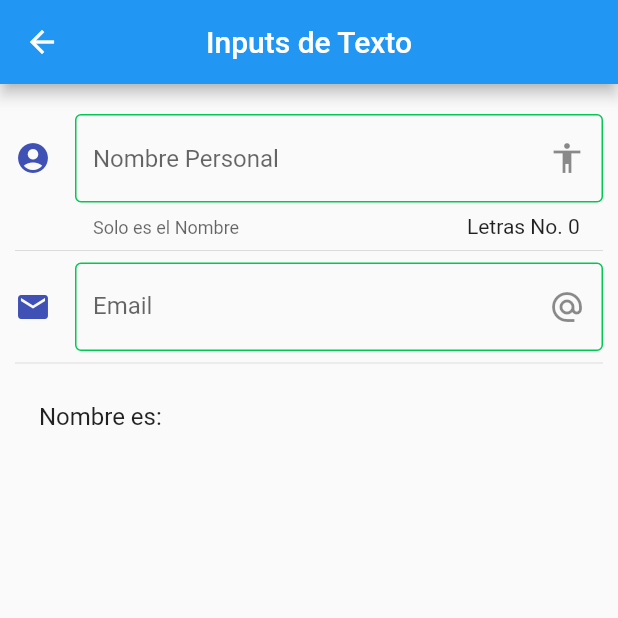
After one commit to OscarLarios7a/FlutterComponents, a Flutter app: the InputPage screen opened by its route, on a phone screen of 412 x 824 dp, the top half of it. The commit adds this screen. Run offline on Flutter 3.47's test engine with Material 2 defaults, Android fonts, the phone set to English and light mode, and no system bars.

Commit message:
Agregando los inputs al archivo de input_page.dart

```diff
--- a/data/menu_opts.json
+++ b/data/menu_opts.json
@@ -20,6 +20,11 @@
             "ruta" : "animatedContainer",
             "icon" : "donut_large",
             "texto": "Contenedor Animado"
+        },
+        {
+            "ruta" : "inputs",
+            "icon" : "input",
+            "texto": "Inputs"
         }
     ]
 }
--- /dev/null
+++ b/lib/src/pages/input_page.dart
@@ -0,0 +1,113 @@
+import 'package:flutter/material.dart';
+
+class InputPage extends StatefulWidget {
+  InputPage({Key? key}) : super(key: key);
+
+  @override
+  _InputPageState createState() => _InputPageState();
+}
+
+class _InputPageState extends State<InputPage> {
+  String _Nombre = '';
+  String _Email =''; //*Declaracion de una variable para manipular los datos que se mostraran mas adelante
+  @override
+  Widget build(BuildContext context) {
+    return Scaffold(
+      appBar: AppBar(
+        centerTitle: true,
+        title: Text('Inputs de Texto'),
+      ),
+      body: ListView(
+        padding: EdgeInsets.symmetric(horizontal: 10.0, vertical: 20.0),
+        children: <Widget>[
+          _crearInput(),
+          Divider(),
+          _crearEmail(),
+          Divider(),
+          _crearPersona(),
+        ],
+      ),
+    );
+  }
+
+  Widget _crearInput() {
+    return TextField(
+      textCapitalization: TextCapitalization.sentences,
+      style: TextStyle(
+        color: Colors.red.shade800,
+      ),
+      decoration: InputDecoration(
+        enabledBorder: OutlineInputBorder(
+          borderSide: BorderSide(
+            color: Colors.greenAccent.shade700,
+          ),
+        ),
+        border: OutlineInputBorder(
+          borderRadius: BorderRadius.circular(50.0),
+        ),
+        focusedBorder: OutlineInputBorder(
+          borderSide: BorderSide(
+            color: Colors.greenAccent.shade700,
+          ),
+        ),
+        counter: Text('Letras No. ${_Nombre.length} '),
+        hintText:
+            'Nombre Personal', //* este funciona como la propiedad Placeholder
+        //labelText: 'Nombre',
+        helperText: 'Solo es el Nombre',
+        suffixIcon: Icon(
+            Icons.accessibility), //* Icono dentro de la caja de texto (Input),
+        icon: Icon(Icons.account_circle, color: Colors.indigo),
+      ),
+      onChanged: (valor) {
+        setState(() {
+          _Nombre = valor;
+        });
+      },
+    );
+  }
+
+  Widget _crearPersona() {
+    return ListTile(
+      title: Text('Nombre es: $_Nombre'),
+
+    );
+  }
+
+  Widget _crearEmail() {
+    return TextField(
+      //textCapitalization: TextCapitalization.sentences,
+      keyboardType: TextInputType.emailAddress,
+      style: TextStyle(
+        color: Colors.red.shade800,
+      ),
+      decoration: InputDecoration(
+        enabledBorder: OutlineInputBorder(
+          borderSide: BorderSide(
+            color: Colors.greenAccent.shade700,
+          ),
+        ),
+        border: OutlineInputBorder(
+          borderRadius: BorderRadius.circular(50.0),
+        ),
+        focusedBorder: OutlineInputBorder(
+          borderSide: BorderSide(
+            color: Colors.greenAccent.shade700,
+          ),
+        ),
+        //counter: Text('Letras No. ${_Nombre.length} '),
+        hintText: 'Email', //* este funciona como la propiedad Placeholder
+        labelText: 'Email',
+        //helperText: 'Solo es el Nombre',
+        suffixIcon: Icon(Icons
+            .alternate_email), //* Icono dentro de la caja de texto (Input),
+        icon: Icon(Icons.email, color: Colors.indigo),
+      ),
+      onChanged: (valor) {
+        setState(() {
+          _Nombre = valor;
+        });
+      },
+    );
+  }
+}
--- a/lib/src/routes/routes.dart
+++ b/lib/src/routes/routes.dart
@@ -5,6 +5,7 @@ import 'package:componentes/src/pages/alert_page.dart';
 import 'package:componentes/src/pages/avatar_page.dart';
 import 'package:componentes/src/pages/card_page.dart';
 import 'package:componentes/src/pages/animated_container_page.dart';
+import 'package:componentes/src/pages/input_page.dart';
 
 //Creo un Mapa para el manejo de las Rutas
 
@@ -15,5 +16,6 @@ Map<String, WidgetBuilder> getAppRoutes() {
     'avatar': (BuildContext context) => const AvatarPage(),
     'card': (BuildContext context) => const CardPage(),
     'animatedContainer': (BuildContext context) => AnimatedContainerPage(),
+    'inputs': (BuildContext context) => InputPage(),
   };
 }
--- a/lib/src/utils/icons_string_util.dart
+++ b/lib/src/utils/icons_string_util.dart
@@ -7,6 +7,7 @@ final _icons = <String, IconData>{
   "accessibility": Icons.accessibility,
   "folder_open": Icons.folder_open,
   "donut_large" : Icons.donut_large,
+  "input": Icons.input,
 };
 
 //Creo mi metodo de getIcon para la manipulacion de los iconos
```
